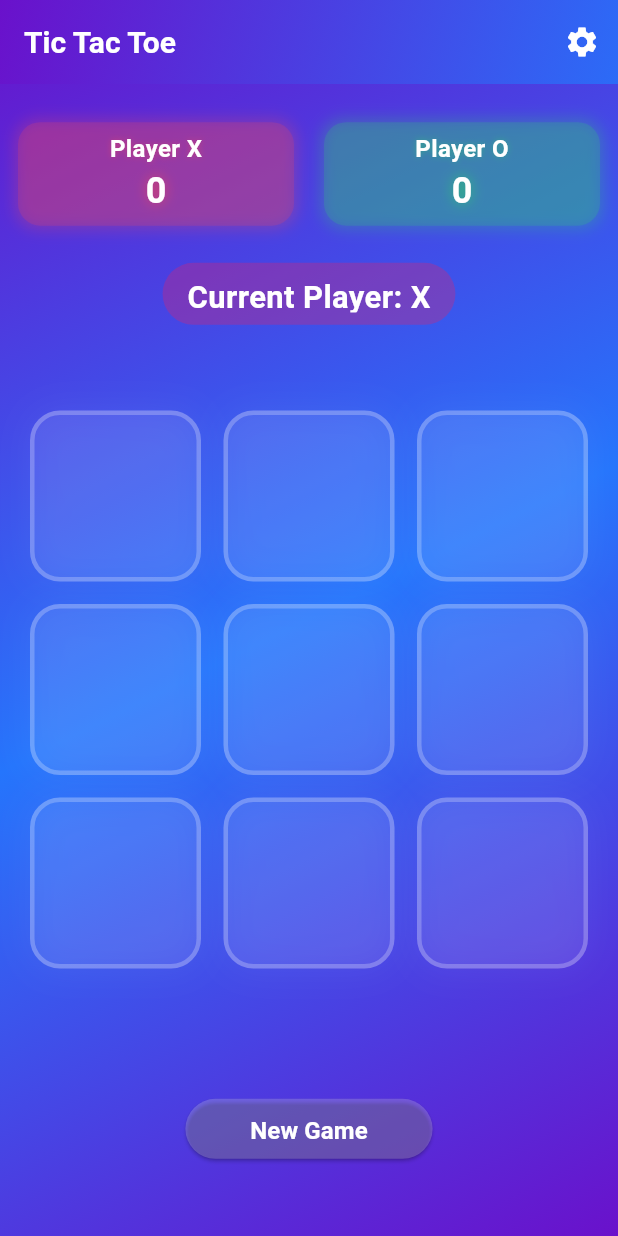
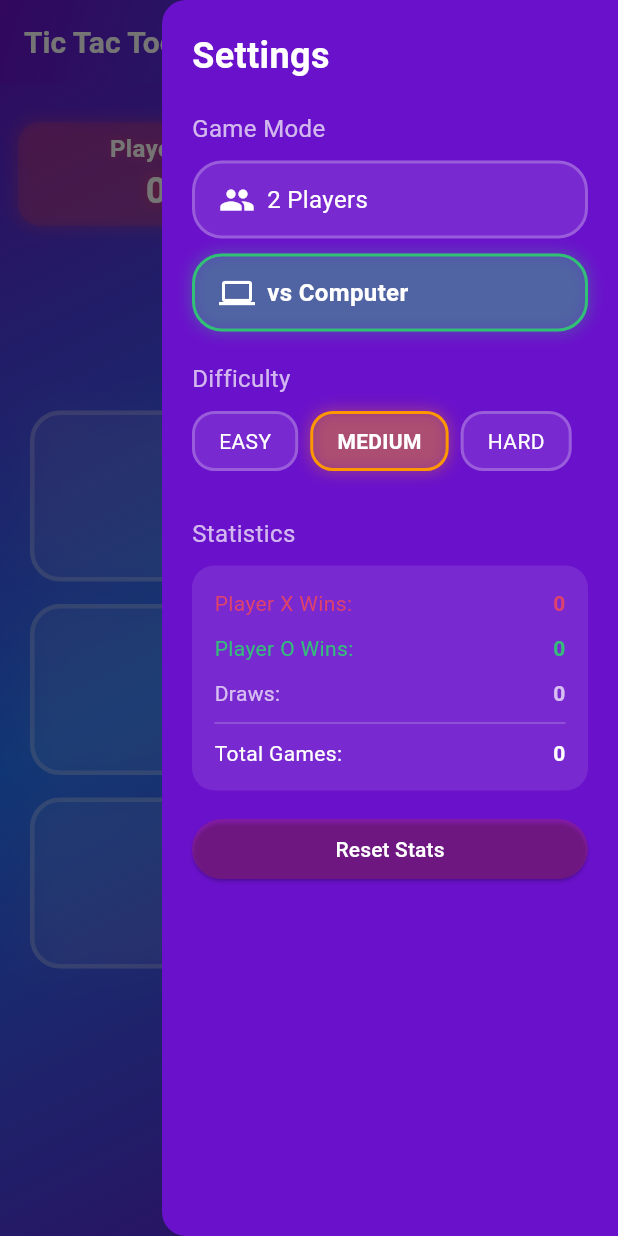
Before and after one commit to Rover1218/tic-tac-toe-app, a Flutter app: the screen it shows after launch, in the side drawer, after a tap on "vs Computer", on a phone screen of 412 x 824 dp. Run offline on Flutter 3.47's test engine with Material 3 defaults, Android fonts, the phone set to English and light mode, and no system bars; our stand-ins replace confetti.

Commit message:
Add draws tracking and statistics display to Tic Tac Toe game

```diff
--- a/tic_tac_toe/lib/main.dart
+++ b/tic_tac_toe/lib/main.dart
@@ -39,6 +39,7 @@ class _TicTacToeState extends State<TicTacToe> with TickerProviderStateMixin {
   late AnimationController _controller;
   int xScore = 0;
   int oScore = 0;
+  int draws = 0; // Add this line
   late AnimationController _pulseController;
   late AnimationController _celebrationController;
   late AnimationController _shimmerController;
@@ -108,6 +109,7 @@ class _TicTacToeState extends State<TicTacToe> with TickerProviderStateMixin {
     setState(() {
       xScore = 0;
       oScore = 0;
+      draws = 0; // Add this line
     });
   }
 
@@ -130,6 +132,7 @@ class _TicTacToeState extends State<TicTacToe> with TickerProviderStateMixin {
         } else if (!board.contains('')) {
           result = 'It\'s a Draw!';
           gameOver = true;
+          draws++; // Add this line
         } else {
           currentPlayer = currentPlayer == 'X' ? 'O' : 'X';
           if (gameMode == GameMode.computer && currentPlayer == 'O') {
@@ -488,6 +491,89 @@ class _TicTacToeState extends State<TicTacToe> with TickerProviderStateMixin {
     );
   }
 
+  Widget _buildStatistics() {
+    final gameCount = xScore + oScore + draws; //Use actual draws count
+
+    return Container(
+      padding: const EdgeInsets.all(15),
+      decoration: BoxDecoration(
+        color: Colors.white.withOpacity(0.1),
+        borderRadius: BorderRadius.circular(15),
+      ),
+      child: Column(
+        children: [
+          Row(
+            mainAxisAlignment: MainAxisAlignment.spaceBetween,
+            children: [
+              Text(
+                'Player X Wins:',
+                style: TextStyle(color: playerColors[0]),
+              ),
+              Text(
+                '$xScore',
+                style: TextStyle(
+                  color: playerColors[0],
+                  fontWeight: FontWeight.bold,
+                ),
+              ),
+            ],
+          ),
+          const SizedBox(height: 10),
+          Row(
+            mainAxisAlignment: MainAxisAlignment.spaceBetween,
+            children: [
+              Text(
+                'Player O Wins:',
+                style: TextStyle(color: playerColors[1]),
+              ),
+              Text(
+                '$oScore',
+                style: TextStyle(
+                  color: playerColors[1],
+                  fontWeight: FontWeight.bold,
+                ),
+              ),
+            ],
+          ),
+          const SizedBox(height: 10),
+          Row(
+            mainAxisAlignment: MainAxisAlignment.spaceBetween,
+            children: [
+              const Text(
+                'Draws:',
+                style: TextStyle(color: Colors.white70),
+              ),
+              Text(
+                '$draws', // Use draws counter directly
+                style: const TextStyle(
+                  color: Colors.white70,
+                  fontWeight: FontWeight.bold,
+                ),
+              ),
+            ],
+          ),
+          const Divider(color: Colors.white24, height: 20),
+          Row(
+            mainAxisAlignment: MainAxisAlignment.spaceBetween,
+            children: [
+              const Text(
+                'Total Games:',
+                style: TextStyle(color: Colors.white),
+              ),
+              Text(
+                '$gameCount',
+                style: const TextStyle(
+                  color: Colors.white,
+                  fontWeight: FontWeight.bold,
+                ),
+              ),
+            ],
+          ),
+        ],
+      ),
+    );
+  }
+
   Widget _buildSettingsDrawer() {
     return Drawer(
       backgroundColor: const Color(0xFF6A11CB),
@@ -536,11 +622,12 @@ class _TicTacToeState extends State<TicTacToe> with TickerProviderStateMixin {
                     icon: Icons.computer,
                     label: 'vs Computer',
                     isSelected: gameMode == GameMode.computer,
-                    onTap: () => setState(() {
-                      gameMode = GameMode.computer;
-                      resetGame();
-                      Navigator.pop(context);
-                    }),
+                    onTap: () {
+                      setState(() {
+                        gameMode = GameMode.computer;
+                        resetGame();
+                      });
+                    },
                     color: playerColors[1],
                   ),
                 ),
@@ -579,48 +666,7 @@ class _TicTacToeState extends State<TicTacToe> with TickerProviderStateMixin {
               style: TextStyle(color: Colors.white70, fontSize: 16),
             ),
             const SizedBox(height: 10),
-            Container(
-              padding: const EdgeInsets.all(15),
-              decoration: BoxDecoration(
-                color: Colors.white.withOpacity(0.1),
-                borderRadius: BorderRadius.circular(15),
-              ),
-              child: Column(
-                children: [
-                  Row(
-                    mainAxisAlignment: MainAxisAlignment.spaceBetween,
-                    children: [
-                      Text(
-                        'Player X Wins:',
-                        style: TextStyle(color: playerColors[0]),
-                      ),
-                      Text(
-                        '$xScore',
-                        style: TextStyle(
-                            color: playerColors[0],
-                            fontWeight: FontWeight.bold),
-                      ),
-                    ],
-                  ),
-                  const SizedBox(height: 10),
-                  Row(
-                    mainAxisAlignment: MainAxisAlignment.spaceBetween,
-                    children: [
-                      Text(
-                        'Player O Wins:',
-                        style: TextStyle(color: playerColors[1]),
-                      ),
-                      Text(
-                        '$oScore',
-                        style: TextStyle(
-                            color: playerColors[1],
-                            fontWeight: FontWeight.bold),
-                      ),
-                    ],
-                  ),
-                ],
-              ),
-            ),
+            _buildStatistics(),
             const SizedBox(height: 15),
             ElevatedButton(
               onPressed: () {
```
